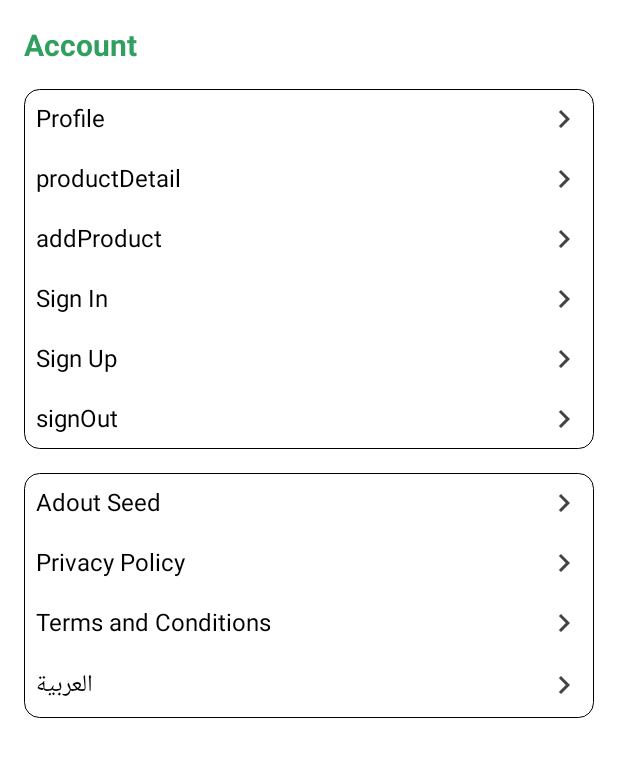
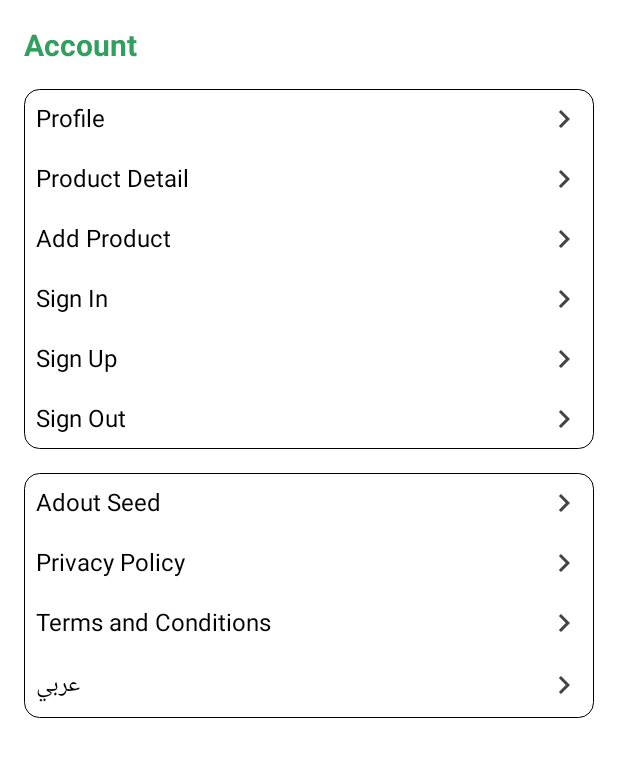
Before and after one commit to osama3646/Seeds, an Android app: the layout fragment_account.xml on its own in the app's theme, with its tools: preview values and no code run, on a phone screen of 412 x 824 dp. Shown: the top 757 px of the screen. Run offline under Robolectric (Android 15) with nearby library versions, the phone set to English and light mode, and no system bars.

Commit message:
localization V.1

```diff
--- a/app/src/main/java/com/aos/seed/Ui/Profile.java
+++ b/app/src/main/java/com/aos/seed/Ui/Profile.java
@@ -58,6 +58,7 @@ public class Profile extends Fragment {
              }
          });
 
+
         binding.saveData.setOnClickListener(new View.OnClickListener() {
             @Override
             public void onClick(View view) {
@@ -80,6 +81,7 @@ public class Profile extends Fragment {
 
 
 
+
                 }
         });
 
--- a/app/src/main/res/layout/fragment_account.xml
+++ b/app/src/main/res/layout/fragment_account.xml
@@ -38,12 +38,11 @@
                 android:id="@+id/Profile"
                 android:layout_width="match_parent"
                 android:layout_height="wrap_content"
-                android:text="Profile"
-                android:textColor="#000000"
-                android:textSize="16dp"
                 android:layout_margin="8dp"
                 android:drawableEnd="@drawable/ic_next"
-                />
+                android:text="@string/Profile"
+                android:textColor="#000000"
+                android:textSize="16dp" />
 
             <TextView
                 android:id="@+id/productDetail1"
@@ -51,7 +50,7 @@
                 android:layout_height="wrap_content"
                 android:layout_margin="8dp"
                 android:drawableEnd="@drawable/ic_next"
-                android:text="productDetail"
+                android:text="@string/productDetail"
                 android:textColor="#000000"
                 android:textSize="16dp" />
 
@@ -61,7 +60,7 @@
                 android:layout_height="wrap_content"
                 android:layout_margin="8dp"
                 android:drawableEnd="@drawable/ic_next"
-                android:text="addProduct"
+                android:text="@string/addProduct"
                 android:textColor="#000000"
                 android:textSize="16dp" />
 
@@ -91,7 +90,7 @@
                 android:layout_height="wrap_content"
                 android:layout_margin="8dp"
                 android:drawableEnd="@drawable/ic_next"
-                android:text="signOut"
+                android:text="@string/signOut"
                 android:textColor="#000000"
                 android:textSize="16dp" />
 
@@ -108,42 +107,45 @@
 
 
             <TextView
+                android:id="@+id/AdoutSeed"
                 android:layout_width="match_parent"
                 android:layout_height="wrap_content"
-                android:text="Adout Seed"
-                android:textColor="#000000"
-                android:textSize="16dp"
                 android:layout_margin="8dp"
                 android:drawableEnd="@drawable/ic_next"
-                />
+                android:text="@string/AdoutSeed"
+                android:textColor="#000000"
+                android:textSize="16dp" />
+
             <TextView
+                android:id="@+id/PrivacyPolicy"
                 android:layout_width="match_parent"
                 android:layout_height="wrap_content"
-                android:text="Privacy Policy"
-                android:textColor="#000000"
-                android:textSize="16dp"
                 android:layout_margin="8dp"
                 android:drawableEnd="@drawable/ic_next"
-                />
+                android:text="@string/PrivacyPolicy"
+                android:textColor="#000000"
+                android:textSize="16dp" />
+
             <TextView
+                android:id="@+id/TermsAndConditions"
                 android:layout_width="match_parent"
                 android:layout_height="wrap_content"
-                android:text="Terms and Conditions"
-                android:textColor="#000000"
-                android:textSize="16dp"
                 android:layout_margin="8dp"
                 android:drawableEnd="@drawable/ic_next"
-                />
+                android:text="@string/TermsAndConditions"
+                android:textColor="#000000"
+                android:textSize="16dp" />
+
             <TextView
+                android:id="@+id/Language"
                 android:layout_width="match_parent"
                 android:layout_height="wrap_content"
-                android:text="العربية"
-                android:textColor="#000000"
-                android:textSize="16dp"
                 android:layout_margin="8dp"
                 android:drawableEnd="@drawable/ic_next"
                 android:gravity="end"
-                />
+                android:text="@string/language"
+                android:textColor="#000000"
+                android:textSize="16dp" />
         </LinearLayout>
 
     </LinearLayout>
--- a/app/src/main/res/layout/fragment_store.xml
+++ b/app/src/main/res/layout/fragment_store.xml
@@ -25,7 +25,7 @@
                 android:layout_height="35dp"
                 android:background="@drawable/border_green"
                 android:iconifiedByDefault="false"
-                android:queryHint="Search "></SearchView>
+                android:queryHint="@string/Search"></SearchView>
 
             <ImageView
                 android:id="@+id/layoutState"
@@ -61,7 +61,7 @@
                     android:layout_width="match_parent"
                     android:layout_height="wrap_content"
                     android:layout_marginTop="30dp"
-                    android:text="Trending"
+                    android:text="@string/Trending"
                     android:textColor="@color/primary"
                     android:textSize="@dimen/TextTitle"
                     android:textStyle="bold" />
```
Also changed, not shown: app/src/main/java/com/aos/seed/Ui/Account.java (+7 -0 lines), app/src/main/res/layout/address_name.xml (+9 -6 lines), app/src/main/res/layout/fragment_add_product.xml (+11 -11 lines), app/src/main/res/layout/fragment_cart.xml (+5 -5 lines), app/src/main/res/layout/fragment_profile.xml (+14 -14 lines), app/src/main/res/layout/signin.xml (+8 -11 lines), app/src/main/res/layout/singup.xml (+13 -13 lines), app/src/main/res/layout/welcome1.xml (+24 -27 lines), app/src/main/res/layout/welcome2.xml (+22 -25 lines), app/src/main/res/layout/welcome3.xml (+15 -17 lines), app/src/main/res/values/strings.xml (+41 -0 lines), 1 other file.
